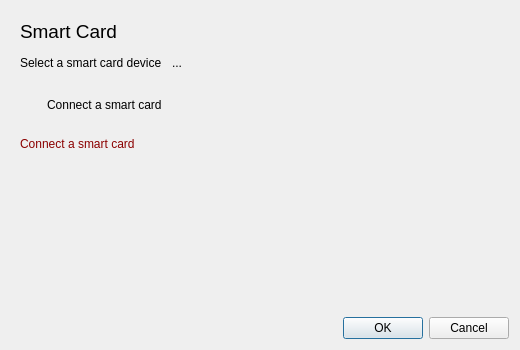
The window that src/ui/dialog.ui (web-eid/web-eid-app) describes before a commit, drawn with Qt 5.
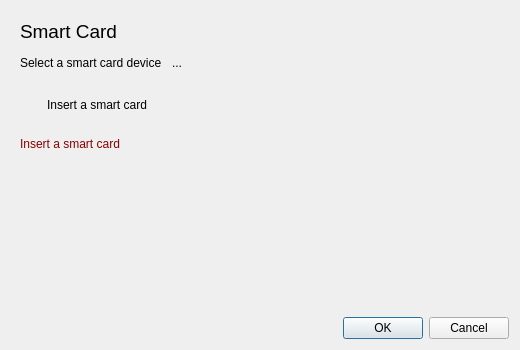
The same window after the commit. Icons and pictures are not drawn.

Commit message: chore(translations): Connect a smart card -> Insert a smart card (#1)

Patch:
```diff
--- a/src/ui/dialog.ui
+++ b/src/ui/dialog.ui
@@ -94,7 +94,7 @@
             <enum>Qt::TabFocus</enum>
            </property>
            <property name="text">
-            <string>Connect a smart card</string>
+            <string>Insert a smart card</string>
            </property>
           </widget>
          </item>
@@ -114,7 +114,7 @@
             <string notr="true">color: darkred</string>
            </property>
            <property name="text">
-            <string>Connect a smart card</string>
+            <string>Insert a smart card</string>
            </property>
            <property name="wordWrap">
             <bool>true</bool>
```
The commit also changes 4 other files.
